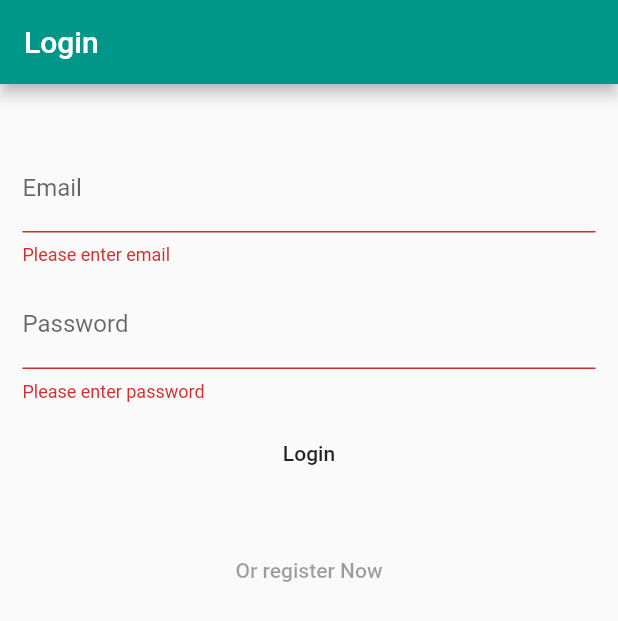
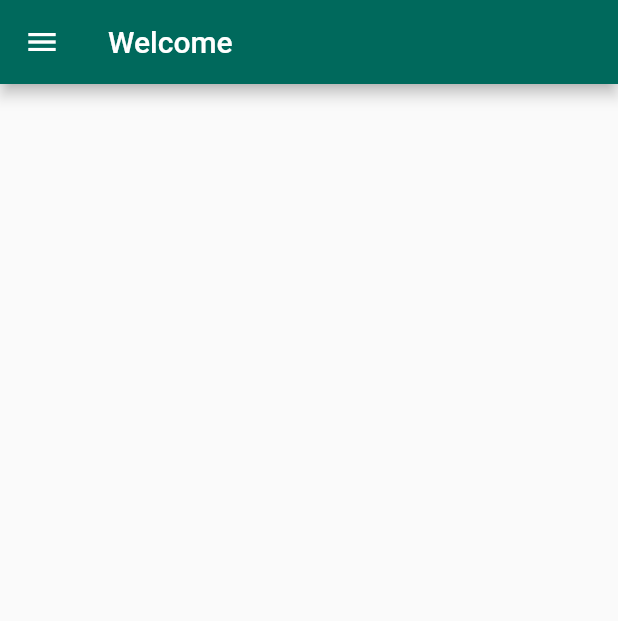
Before and after one commit to hannnot/pawpals_ui, a Flutter app: the screen it shows after launch, after a tap on "Login", on a phone screen of 412 x 824 dp. Shown: the top 621 px of the screen. Run offline on Flutter 3.47's test engine with Material 2 defaults, Android fonts, the phone set to English and light mode, and no system bars.

Commit message:
logo, dashboard and drawer added

```diff
--- a/lib/src/app.dart
+++ b/lib/src/app.dart
@@ -1,5 +1,8 @@
 import 'package:flutter/material.dart';
+import 'package:pawpals_ui/src/sceens/admin/adminDashboardScreen.dart';
 import 'package:pawpals_ui/src/sceens/homeScreen.dart';
+import 'package:pawpals_ui/src/sceens/registrationScreen.dart';
+import 'package:pawpals_ui/src/sceens/user/userDashboardScreen.dart';
 
 class App extends StatelessWidget {
   @override
@@ -7,9 +10,14 @@ class App extends StatelessWidget {
     return MaterialApp(
       title: 'PawPals',
       theme: ThemeData(
-        appBarTheme: AppBarTheme(color: Colors.teal),
+        appBarTheme: AppBarTheme(color: Colors.teal[800]),
       ),
       home: HomeScreen(),
+      routes: {
+        '/register' : (context) => RegistrationScreen(),
+        '/admin-dashboard' : (context) => AdminDashboardScreen(),
+        '/user-dashboard' : (context) => UserDashboardScreen(),
+      }
     );
   }
 }
--- a/lib/src/sceens/homeScreen.dart
+++ b/lib/src/sceens/homeScreen.dart
@@ -18,28 +18,27 @@ class _HomeScreenState extends State<HomeScreen> {
     if (_form.currentState.validate()) {
       _form.currentState.save();
       //TODO make network request to validate input WITH VALID url
-      http.Response response = await http.post('', body: {
-        'email' : email,
-        'pwd': pwd
-      });
-      if(response.statusCode == HttpStatus.accepted){
+      http.Response response =
+          await http.post('', body: {'email': email, 'password': pwd});
+      if (response.statusCode == HttpStatus.accepted) {
         //TODO create dashboard screen
         Navigator.of(context).pushReplacementNamed('/dashboard');
       }
     }
   }
 
-
   @override
   Widget build(BuildContext context) {
     return Scaffold(
       appBar: AppBar(
-        title: Text('Login'),
+        title: Center(child: Text('Login')),
       ),
-      body: Padding(
-        padding: const EdgeInsets.all(15.0),
+      body: SingleChildScrollView(
+        child: Padding(
+          padding: const EdgeInsets.all(20.0),
           child: Column(
             children: [
+              Image(image: AssetImage('assets/images/pawPalsLogo.png')),
               SizedBox(height: 25),
               Form(
                 key: _form,
@@ -53,7 +52,7 @@ class _HomeScreenState extends State<HomeScreen> {
                       validator: (value) {
                         if (value.isEmpty) {
                           return 'Please enter email';
-                      }else {
+                        } else {
                           setState(() {
                             email = value;
                           });
@@ -70,19 +69,23 @@ class _HomeScreenState extends State<HomeScreen> {
                         validator: (value) {
                           if (value.isEmpty) {
                             return 'Please enter password';
-                      }else {
+                          } else {
                             setState(() {
                               pwd = value;
                             });
                             return null;
                           }
-                    }
-                  ),
-                  SizedBox(height: 10),
+                        }),
+                    SizedBox(height: 30),
                     FlatButton(
-                    onPressed: _saveForm, //TODO make request to API to proccede
+                      hoverColor: Colors.teal[100],
+                      color: Colors.teal[200],
+                      shape: RoundedRectangleBorder(
+                          borderRadius: BorderRadius.circular(20)),
+                      onPressed: /* _saveForm */ () => Navigator.of(context).pushReplacementNamed('/user-dashboard'),
                       child: Container(
-                      child: Text('Login'),
+                        width: 150,
+                        child: Center(child: Text('Login')),
                       ),
                     ),
                   ],
@@ -90,14 +93,15 @@ class _HomeScreenState extends State<HomeScreen> {
               ),
               SizedBox(height: 30),
               FlatButton(
-              onPressed: null, //TODO Navigate to registration screen
+                onPressed: () => Navigator.of(context).pushReplacementNamed('/register'),
                 child: Container(
-                child: Text('Or register Now'),
+                  child: Text('Or REGISTER Now'),
                 ),
               )
             ],
           ),
         ),
+      ),
     );
   }
 }
--- /dev/null
+++ b/lib/src/sceens/user/userDashboardScreen.dart
@@ -0,0 +1,15 @@
+import 'package:flutter/material.dart';
+import 'package:pawpals_ui/src/widgets/userDrawer.dart';
+
+class UserDashboardScreen extends StatelessWidget {
+  @override
+  Widget build(BuildContext context) {
+    return Scaffold(
+      drawer: UserDrawer(token: null),
+      appBar: AppBar(
+        title: Text('Welcome'),
+      ),
+
+    );
+  }
+}
--- a/pubspec.yaml
+++ b/pubspec.yaml
@@ -46,8 +46,8 @@ flutter:
   uses-material-design: true
 
   # To add assets to your application, add an assets section, like this:
-  # assets:
-  #   - images/a_dot_burr.jpeg
+  assets:
+    - assets/images/
   #   - images/a_dot_ham.jpeg
 
   # An image asset can refer to one or more resolution-specific "variants", see
```
Also changed, not shown: lib/src/sceens/admin/adminDashboardScreen.dart (added, +14 -0 lines), lib/src/sceens/registrationScreen.dart (added, +167 -0 lines), lib/src/widgets/adminDrawer.dart (added, +43 -0 lines), lib/src/widgets/userDrawer.dart (added, +35 -0 lines), assets/images/pawPalsLogo.png (added). Lines whose indentation alone changed are shown as unchanged.
